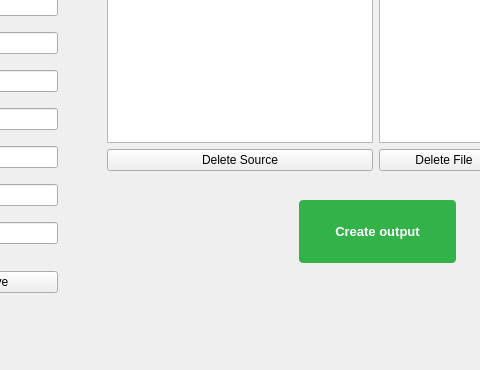
The window that src/uiFile.ui (andrewh1011/project_elevate) describes before a commit, drawn with Qt 5; both pictures show x 243 to 723 and y 124 to 494 of the 928 by 494 pixel window.
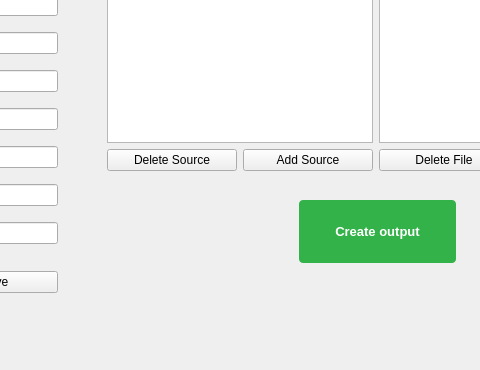
The same window after the commit.

Commit message: Add source button

```diff
--- a/src/uiFile.ui
+++ b/src/uiFile.ui
@@ -331,6 +331,8 @@
         </widget>
        </item>
        <item>
+        <layout class="QHBoxLayout" name="horizontalLayout_4">
+         <item>
         <widget class="QPushButton" name="deleteSourceBtn">
          <property name="font">
           <font>
@@ -342,6 +344,20 @@
          </property>
         </widget>
        </item>
+         <item>
+          <widget class="QPushButton" name="addSourceBtn">
+           <property name="font">
+            <font>
+             <family>Arial</family>
+            </font>
+           </property>
+           <property name="text">
+            <string>Add Source</string>
+           </property>
+          </widget>
+         </item>
+        </layout>
+       </item>
       </layout>
      </item>
      <item>
@@ -404,7 +420,7 @@
      </item>
     </layout>
    </widget>
-   <widget class="QWidget" name="">
+   <widget class="QWidget" name="layoutWidget">
     <property name="geometry">
      <rect>
       <x>40</x>
```
Lines whose indentation alone changed are shown as unchanged. The commit also changes 1 other file.
